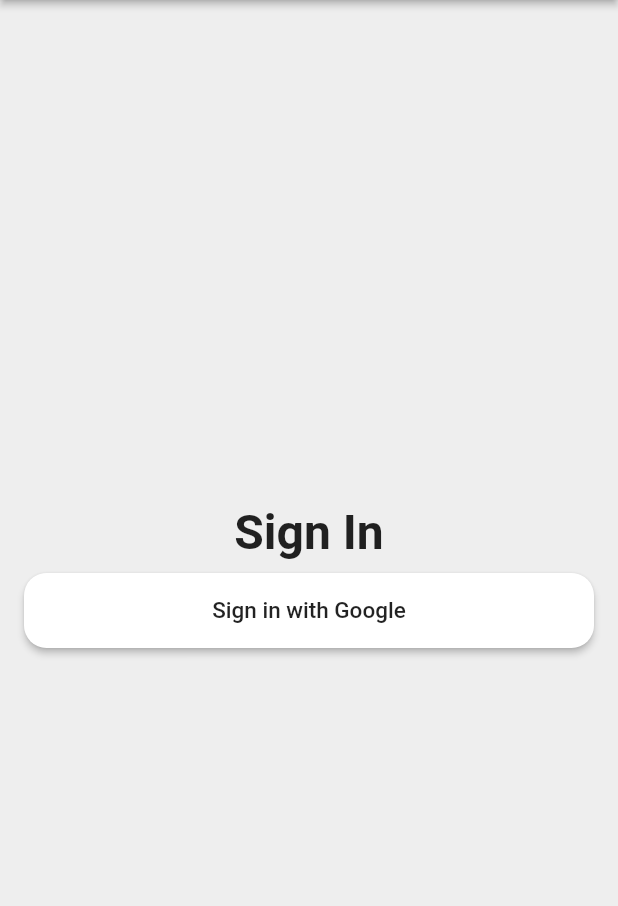
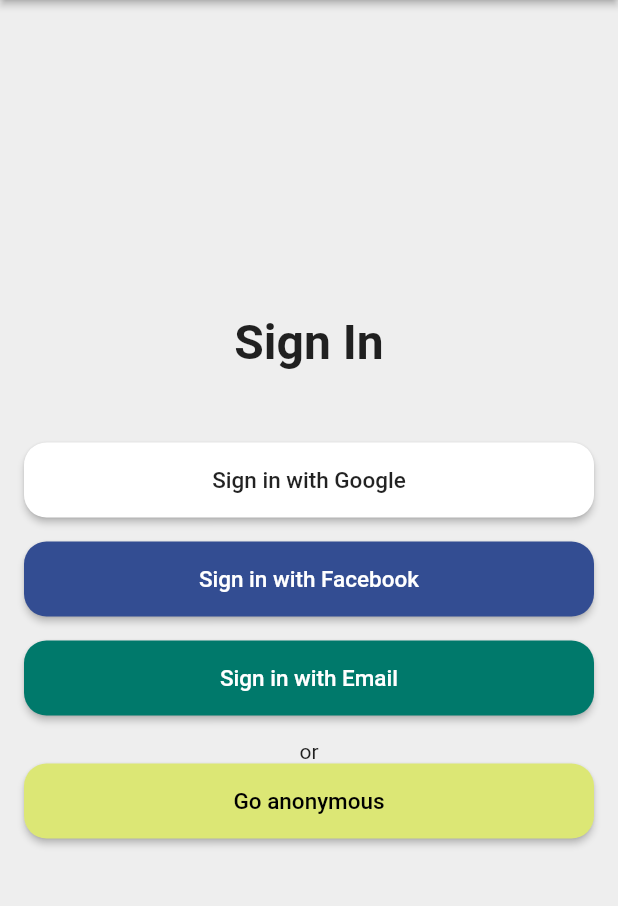
Before and after one commit to PatrickChow0803/Time-Tracker, a Flutter app: the screen it shows after launch, on a phone screen of 412 x 824 dp, the part 84-990 px from its top. Run offline on Flutter 3.47's test engine with Material 2 defaults, Android fonts, the phone set to English and light mode, and no system bars.

Commit message:
Added more buttons to be used for logging in

```diff
--- a/lib/app/sign_in/sign_in_page.dart
+++ b/lib/app/sign_in/sign_in_page.dart
@@ -31,7 +31,8 @@ class SignInPage extends StatelessWidget {
               fontWeight: FontWeight.w600,
             ),
           ),
-          SizedBox(height: 8.0),
+          SizedBox(height: 48.0),
+//          Now using a SignInButton (Which extends from CustomRaisedButton) instead
 //          CustomRaisedButton(
 //            child: Text(
 //              'Sign in with Google',
@@ -50,6 +51,32 @@ class SignInPage extends StatelessWidget {
             color: Colors.white,
             onPressed: () {},
           ),
+          SizedBox(height: 16.0),
+          SignInButton(
+            text: 'Sign in with Facebook',
+            textColor: Colors.white,
+            color: Color(0xFF334D92),
+            onPressed: () {},
+          ),
+          SizedBox(height: 16.0),
+          SignInButton(
+            text: 'Sign in with Email',
+            textColor: Colors.white,
+            color: Colors.teal[700],
+            onPressed: () {},
+          ),
+          SizedBox(height: 16.0),
+          Text(
+            'or',
+            style: TextStyle(fontSize: 14.0, color: Colors.black87),
+            textAlign: TextAlign.center,
+          ),
+          SignInButton(
+            text: 'Go anonymous',
+            textColor: Colors.black,
+            color: Colors.lime[300],
+            onPressed: () {},
+          ),
         ],
       ),
     );
```
